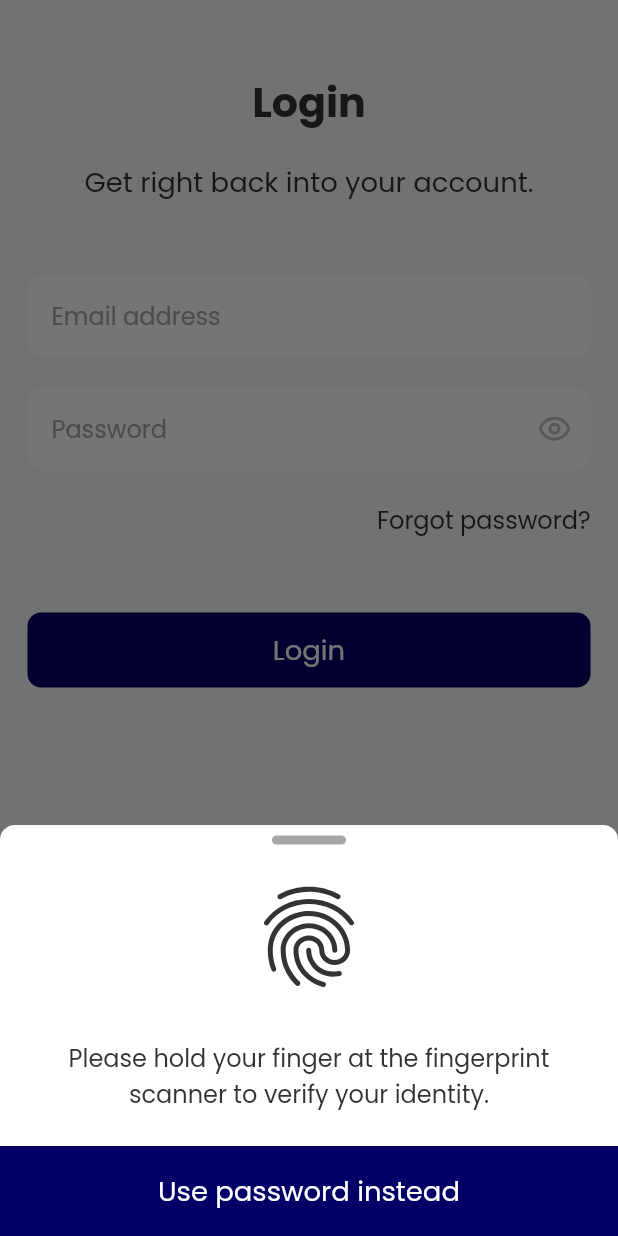
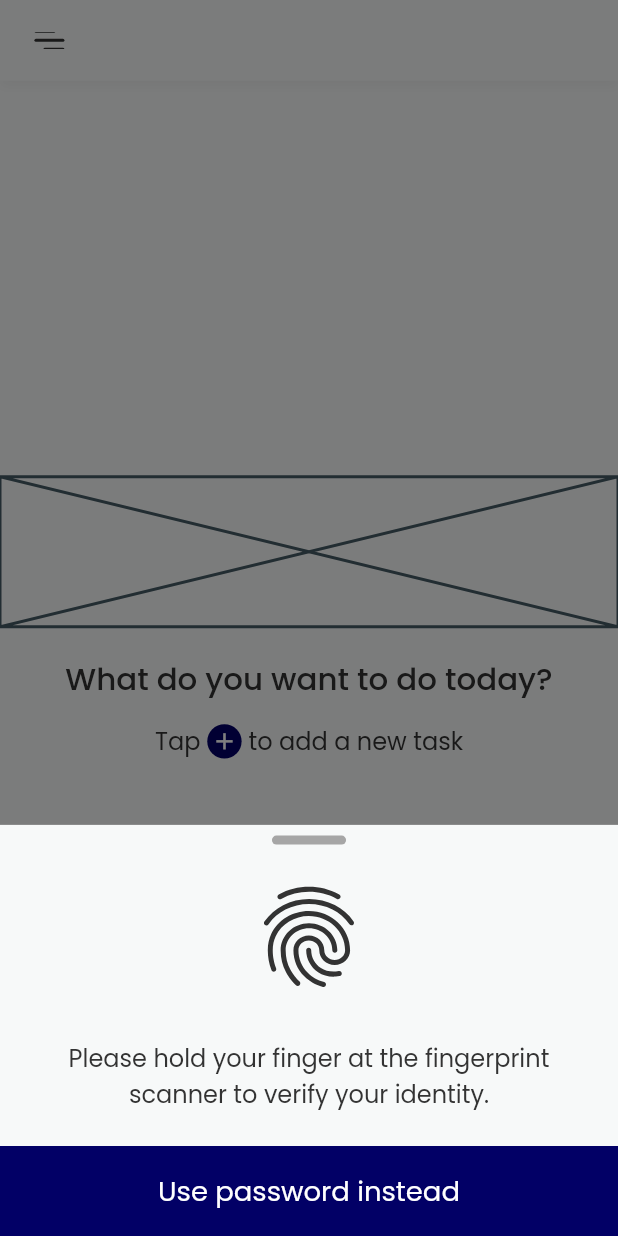
Before and after one commit to davidaodejobi/day-pilot, a Flutter app: the LoginScreen screen opened directly, after a tap on "Login", on a phone screen of 412 x 824 dp. Run offline on Flutter 3.47's test engine with Material 2 defaults, Android fonts, the phone set to English and light mode, and no system bars; our stand-ins replace flip_card, flutter_hooks, flutter_screenutil, flutter_svg, hooks_riverpod; generated files the repository leaves out were written again.

Commit message:
feat: dashboard checkpoint

```diff
--- a/lib/src/common_widgets/bottom_sheet.dart
+++ b/lib/src/common_widgets/bottom_sheet.dart
@@ -10,8 +10,10 @@ bottomSheet(
   showModalBottomSheet(
     context: context,
     isScrollControlled: true,
+    barrierColor: Colors.black.withOpacity(0.5),
     builder: (context) {
-      return SizedBox(
+      return Container(
+        color: AppColors.scaffoldBackgroundColor,
         width: double.infinity,
         child: SingleChildScrollView(
           scrollDirection: Axis.vertical,
@@ -38,6 +40,5 @@ bottomSheet(
     shape: RoundedRectangleBorder(
       borderRadius: BorderRadius.circular(10.0),
     ),
-    backgroundColor: Colors.white,
   );
 }
--- a/lib/src/common_widgets/custom_appbar.dart
+++ b/lib/src/common_widgets/custom_appbar.dart
@@ -3,20 +3,20 @@ import 'package:day_pilot/src/utils/extensions.dart';
 import 'package:flutter/material.dart';
 import 'package:flutter_screenutil/flutter_screenutil.dart';
 import 'package:flutter_svg/flutter_svg.dart';
-import 'package:hooks_riverpod/hooks_riverpod.dart';
 
 //later refactor this to use the normal appbar
 PreferredSize customAppBar(
   BuildContext context, {
   String title = "",
   Widget? content,
-  WidgetRef? ref,
   VoidCallback? onActionTap,
   bool isBackButton = false,
   bool hasElevation = true,
+  Widget leading = const SizedBox.shrink(),
+  VoidCallback? onLeadingTap,
 }) {
   return PreferredSize(
-    preferredSize: Size.fromHeight(60.h),
+    preferredSize: Size.fromHeight(45.h),
     child: SafeArea(
       child: Container(
         decoration: BoxDecoration(
@@ -43,14 +43,26 @@ PreferredSize customAppBar(
                         onTap: () => Navigator.pop(context),
                         child: SvgPicture.asset(
                           "arrow-back".svg,
+                          // width: 50,
+                          fit: BoxFit.cover,
                         ).padSymmetric(
                           horizontal: 16.w,
                           vertical: 15.h,
                         ),
                       ).padOnly(
-                        right: 16.w,
+                        right: 8.w,
                       )
-                    : const SizedBox(),
+                    : InkWell(
+                        onTap: onLeadingTap ?? () {},
+                        child: leading,
+                      )
+                        .padSymmetric(
+                          horizontal: 16.w,
+                          vertical: 15.h,
+                        )
+                        .padOnly(
+                          right: 8.w,
+                        ),
                 Text(
                   title,
                   style: Theme.of(context).textTheme.titleLarge,
--- a/lib/src/constants/app_theme.dart
+++ b/lib/src/constants/app_theme.dart
@@ -79,6 +79,9 @@ class AppTheme with ChangeNotifier {
         color: AppColors.scaffoldBackgroundColor,
       ),
       textTheme: _buildPoppinsTextTheme(),
+      bottomSheetTheme: const BottomSheetThemeData(
+        backgroundColor: AppColors.scaffoldBackgroundColor,
+      ),
     );
   }
 }
--- a/lib/src/features/auth/login_screen.dart
+++ b/lib/src/features/auth/login_screen.dart
@@ -5,6 +5,7 @@ import 'package:day_pilot/src/constants/app_colors.dart';
 import 'package:day_pilot/src/features/auth/forgot_password.dart';
 import 'package:day_pilot/src/features/auth/login/finger_print_body.dart';
 import 'package:day_pilot/src/features/auth/signup_screen.dart';
+import 'package:day_pilot/src/features/dashboard/dashboard.dart';
 import 'package:day_pilot/src/utils/extensions.dart';
 import 'package:flutter/material.dart';
 import 'package:flutter_hooks/flutter_hooks.dart';
@@ -89,7 +90,12 @@ class LoginScreen extends HookConsumerWidget {
                     32.hi,
                     CustomElevatedButton(
                       text: 'Login',
-                      onPressed: () {},
+                      onPressed: () => Navigator.push(
+                        context,
+                        MaterialPageRoute(
+                          builder: (context) => const DashBoard(),
+                        ),
+                      ),
                     ),
                   ],
                 ),
--- /dev/null
+++ b/lib/src/features/dashboard/dashboard.dart
@@ -0,0 +1,118 @@
+import 'package:day_pilot/src/common_widgets/custom_appbar.dart';
+import 'package:day_pilot/src/constants/app_colors.dart';
+import 'package:day_pilot/src/utils/extensions.dart';
+import 'package:flutter/material.dart';
+import 'package:flutter_screenutil/flutter_screenutil.dart';
+import 'package:flutter_svg/flutter_svg.dart';
+import 'package:hooks_riverpod/hooks_riverpod.dart';
+
+class DashBoard extends HookConsumerWidget {
+  const DashBoard({Key? key}) : super(key: key);
+
+  @override
+  Widget build(BuildContext context, WidgetRef ref) {
+    return Scaffold(
+      appBar: customAppBar(
+        context,
+        isBackButton: false,
+        hasElevation: true,
+        leading: SvgPicture.asset(
+          "menu".svg,
+          // ignore: deprecated_member_use
+          color: AppColors.textColor,
+          fit: BoxFit.cover,
+        ),
+      ),
+      body: SafeArea(
+        child: Column(
+          children: [
+            Expanded(
+              child: SizedBox(
+                child: Column(
+                  mainAxisAlignment: MainAxisAlignment.center,
+                  children: [
+                    const Placeholder(
+                      fallbackHeight: 100,
+                      fallbackWidth: 100,
+                    ),
+                    16.hi,
+                    Text(
+                      "What do you want to do today?",
+                      style: Theme.of(context).textTheme.titleLarge!.copyWith(
+                            fontWeight: FontWeight.w500,
+                          ),
+                    ),
+                    12.hi,
+                    Row(
+                      mainAxisAlignment: MainAxisAlignment.center,
+                      children: [
+                        Text(
+                          "Tap",
+                          style:
+                              Theme.of(context).textTheme.titleMedium!.copyWith(
+                                    fontWeight: FontWeight.w400,
+                                  ),
+                        ),
+                        4.wi,
+                        CircleAvatar(
+                          radius: 10.r,
+                          backgroundColor: AppColors.primaryColor,
+                          child: Icon(
+                            Icons.add,
+                            color: Colors.white,
+                            size: 16.r,
+                          ),
+                        ),
+                        4.wi,
+                        Text(
+                          "to add a new task",
+                          style:
+                              Theme.of(context).textTheme.titleMedium!.copyWith(
+                                    fontWeight: FontWeight.w400,
+                                  ),
+                        ),
+                      ],
+                    )
+                  ],
+                ),
+              ),
+            ),
+            SizedBox(
+              height: 45.h,
+              child: Row(
+                mainAxisAlignment: MainAxisAlignment.spaceAround,
+                children: [
+                  CircleAvatar(
+                    radius: 20.r,
+                    backgroundColor: AppColors.scaffoldBackgroundColor,
+                    child: const Icon(
+                      Icons.menu,
+                      color: AppColors.textColor,
+                    ),
+                  ),
+                  CircleAvatar(
+                    radius: 20.r,
+                    backgroundColor: AppColors.primaryColor,
+                    child: Icon(
+                      Icons.add,
+                      color: Colors.white,
+                      size: 25.r,
+                    ),
+                  ),
+                  CircleAvatar(
+                    radius: 20.r,
+                    backgroundColor: AppColors.scaffoldBackgroundColor,
+                    child: const Icon(
+                      Icons.menu,
+                      color: AppColors.textColor,
+                    ),
+                  ),
+                ],
+              ).padHorizontal(.07.sh),
+            ),
+          ],
+        ),
+      ),
+    );
+  }
+}
```
Also changed, not shown: assets/svgs/menu.svg (added).
